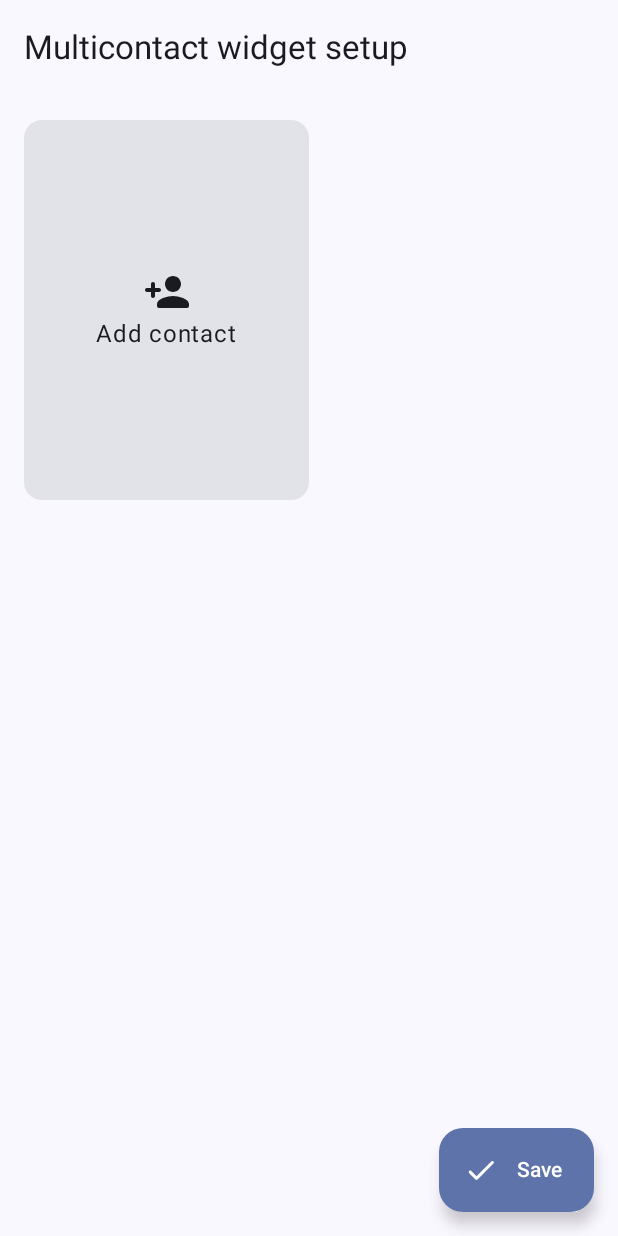
After one commit to fpalonso/direct-call-widget, an Android app built with Jetpack Compose: the MultiContactWidgetConfigActivity screen opened directly, with no data from a screen before it, on a phone screen of 412 x 824 dp. The commit adds this screen. Run offline under Robolectric (Android 15) with nearby library versions, the phone set to English and light mode, and no system bars; our stand-ins replace Dagger/Hilt's generated code.

Commit message:
Add MultiContactWidgetConfigActivity

```diff
--- /dev/null
+++ b/app/src/main/java/com/blaxsoftware/directcallwidget/ui/multicontact/config/MultiContactWidgetConfigActivity.kt
@@ -0,0 +1,57 @@
+/*
+ * Direct Call Widget - The widget that makes contacts accessible
+ * Copyright (C) 2024 Fer P. A.
+ *
+ * This program is free software: you can redistribute it and/or modify
+ * it under the terms of the GNU General Public License as published by
+ * the Free Software Foundation, either version 3 of the License, or
+ * (at your option) any later version.
+ *
+ * This program is distributed in the hope that it will be useful,
+ * but WITHOUT ANY WARRANTY; without even the implied warranty of
+ * MERCHANTABILITY or FITNESS FOR A PARTICULAR PURPOSE.  See the
+ * GNU General Public License for more details.
+ *
+ * You should have received a copy of the GNU General Public License
+ * along with this program.  If not, see <https://www.gnu.org/licenses/>.
+ */
+
+package com.blaxsoftware.directcallwidget.ui.multicontact.config
+
+import android.appwidget.AppWidgetManager
+import android.content.Intent
+import android.os.Bundle
+import androidx.activity.ComponentActivity
+import androidx.activity.compose.setContent
+import androidx.activity.viewModels
+import androidx.compose.foundation.layout.fillMaxSize
+import androidx.compose.foundation.layout.padding
+import androidx.compose.ui.Modifier
+import androidx.compose.ui.unit.dp
+import dagger.hilt.android.AndroidEntryPoint
+
+@AndroidEntryPoint
+class MultiContactWidgetConfigActivity : ComponentActivity() {
+
+    private val viewModel: MultiContactWidgetConfigViewModel by viewModels()
+
+    override fun onCreate(savedInstanceState: Bundle?) {
+        super.onCreate(savedInstanceState)
+        val widgetId = intent.getIntExtra(
+            AppWidgetManager.EXTRA_APPWIDGET_ID,
+            AppWidgetManager.INVALID_APPWIDGET_ID
+        )
+        viewModel.onStart(widgetId)
+        setResult(RESULT_CANCELED)
+        setContent {
+            MultiContactWidgetConfigScreen(
+                onSaveClick = {
+                    val resultData = Intent()
+                        .putExtra(AppWidgetManager.EXTRA_APPWIDGET_ID, viewModel.widgetId)
+                    setResult(RESULT_OK, resultData)
+                    finish()
+                }
+            )
+        }
+    }
+}
--- /dev/null
+++ b/app/src/main/java/com/blaxsoftware/directcallwidget/ui/multicontact/config/MultiContactWidgetConfigScreen.kt
@@ -0,0 +1,138 @@
+/*
+ * Direct Call Widget - The widget that makes contacts accessible
+ * Copyright (C) 2024 Fer P. A.
+ *
+ * This program is free software: you can redistribute it and/or modify
+ * it under the terms of the GNU General Public License as published by
+ * the Free Software Foundation, either version 3 of the License, or
+ * (at your option) any later version.
+ *
+ * This program is distributed in the hope that it will be useful,
+ * but WITHOUT ANY WARRANTY; without even the implied warranty of
+ * MERCHANTABILITY or FITNESS FOR A PARTICULAR PURPOSE.  See the
+ * GNU General Public License for more details.
+ *
+ * You should have received a copy of the GNU General Public License
+ * along with this program.  If not, see <https://www.gnu.org/licenses/>.
+ */
+
+package com.blaxsoftware.directcallwidget.ui.multicontact.config
+
+import androidx.compose.foundation.layout.Arrangement
+import androidx.compose.foundation.layout.Column
+import androidx.compose.foundation.layout.aspectRatio
+import androidx.compose.foundation.layout.fillMaxSize
+import androidx.compose.foundation.layout.padding
+import androidx.compose.foundation.layout.size
+import androidx.compose.foundation.layout.width
+import androidx.compose.foundation.lazy.grid.GridCells
+import androidx.compose.foundation.lazy.grid.LazyVerticalGrid
+import androidx.compose.material.icons.Icons
+import androidx.compose.material.icons.rounded.Check
+import androidx.compose.material.icons.rounded.PersonAdd
+import androidx.compose.material3.Card
+import androidx.compose.material3.ExperimentalMaterial3Api
+import androidx.compose.material3.ExtendedFloatingActionButton
+import androidx.compose.material3.Icon
+import androidx.compose.material3.MaterialTheme
+import androidx.compose.material3.Scaffold
+import androidx.compose.material3.Surface
+import androidx.compose.material3.Text
+import androidx.compose.material3.TopAppBar
+import androidx.compose.runtime.Composable
+import androidx.compose.ui.Alignment
+import androidx.compose.ui.Modifier
+import androidx.compose.ui.res.stringResource
+import androidx.compose.ui.tooling.preview.Preview
+import androidx.compose.ui.unit.dp
+import com.blaxsoftware.directcallwidget.R
+import com.blaxsoftware.directcallwidget.ui.multicontact.config.ui.theme.DirectcallwidgetTheme
+
+@OptIn(ExperimentalMaterial3Api::class)
+@Composable
+fun MultiContactWidgetConfigScreen(
+    onSaveClick: () -> Unit,
+    modifier: Modifier = Modifier
+) {
+    DirectcallwidgetTheme {
+        Scaffold(
+            modifier = modifier.fillMaxSize(),
+            topBar = {
+                TopAppBar(title = {
+                    Text(text = stringResource(R.string.multicontact_widget_setup))
+                })
+            },
+            floatingActionButton = {
+                ExtendedFloatingActionButton(
+                    icon = {
+                        Icon(
+                            Icons.Rounded.Check,
+                            contentDescription = null
+                        )
+                    },
+                    text = {
+                        Text(text = stringResource(R.string.save))
+                    },
+                    onClick = onSaveClick
+                )
+            }
+        ) { padding ->
+            Surface(
+                color = MaterialTheme.colorScheme.background
+            ) {
+                LazyVerticalGrid(
+                    modifier = Modifier
+                        .padding(padding)
+                        .padding(16.dp),
+                    columns = GridCells.Adaptive(minSize = 130.dp)
+                ) {
+                    item {
+                        AddContactItem(
+                            onClick = {}
+                        )
+                    }
+                }
+            }
+        }
+    }
+}
+
+@Composable
+private fun AddContactItem(
+    onClick: () -> Unit,
+    modifier: Modifier = Modifier
+) {
+    Card(
+        modifier = modifier
+            .width(130.dp)
+            .aspectRatio(0.75f),
+        onClick = onClick
+    ) {
+        Column(
+            modifier = Modifier.fillMaxSize(),
+            horizontalAlignment = Alignment.CenterHorizontally,
+            verticalArrangement = Arrangement.Center
+        ) {
+            Icon(
+                modifier = Modifier.size(32.dp),
+                imageVector = Icons.Rounded.PersonAdd,
+                contentDescription = null
+            )
+            Text(text = stringResource(R.string.add_contact))
+        }
+    }
+}
+
+@Preview(showSystemUi = true)
+@Composable
+private fun MultiContactWidgetConfigScreenPreview() {
+    MultiContactWidgetConfigScreen(onSaveClick = { })
+}
+
+@Preview(showBackground = true)
+@Composable
+private fun AddContactItemPreview() {
+    AddContactItem(
+        onClick = {}
+    )
+}
--- /dev/null
+++ b/app/src/main/java/com/blaxsoftware/directcallwidget/ui/multicontact/config/MultiContactWidgetConfigViewModel.kt
@@ -0,0 +1,35 @@
+/*
+ * Direct Call Widget - The widget that makes contacts accessible
+ * Copyright (C) 2024 Fer P. A.
+ *
+ * This program is free software: you can redistribute it and/or modify
+ * it under the terms of the GNU General Public License as published by
+ * the Free Software Foundation, either version 3 of the License, or
+ * (at your option) any later version.
+ *
+ * This program is distributed in the hope that it will be useful,
+ * but WITHOUT ANY WARRANTY; without even the implied warranty of
+ * MERCHANTABILITY or FITNESS FOR A PARTICULAR PURPOSE.  See the
+ * GNU General Public License for more details.
+ *
+ * You should have received a copy of the GNU General Public License
+ * along with this program.  If not, see <https://www.gnu.org/licenses/>.
+ */
+
+package com.blaxsoftware.directcallwidget.ui.multicontact.config
+
+import android.appwidget.AppWidgetManager
+import androidx.lifecycle.ViewModel
+import dagger.hilt.android.lifecycle.HiltViewModel
+import javax.inject.Inject
+
+@HiltViewModel
+class MultiContactWidgetConfigViewModel @Inject constructor() : ViewModel() {
+
+    var widgetId: Int = AppWidgetManager.INVALID_APPWIDGET_ID
+        private set
+
+    fun onStart(widgetId: Int) {
+        this.widgetId = widgetId
+    }
+}
--- /dev/null
+++ b/app/src/main/java/com/blaxsoftware/directcallwidget/ui/multicontact/config/ui/theme/Theme.kt
@@ -0,0 +1,70 @@
+package com.blaxsoftware.directcallwidget.ui.multicontact.config.ui.theme
+
+import android.app.Activity
+import android.os.Build
+import androidx.compose.foundation.isSystemInDarkTheme
+import androidx.compose.material3.MaterialTheme
+import androidx.compose.material3.darkColorScheme
+import androidx.compose.material3.dynamicDarkColorScheme
+import androidx.compose.material3.dynamicLightColorScheme
+import androidx.compose.material3.lightColorScheme
+import androidx.compose.runtime.Composable
+import androidx.compose.runtime.SideEffect
+import androidx.compose.ui.graphics.toArgb
+import androidx.compose.ui.platform.LocalContext
+import androidx.compose.ui.platform.LocalView
+import androidx.core.view.WindowCompat
+
+private val DarkColorScheme = darkColorScheme(
+    primary = Purple80,
+    secondary = PurpleGrey80,
+    tertiary = Pink80
+)
+
+private val LightColorScheme = lightColorScheme(
+    primary = Purple40,
+    secondary = PurpleGrey40,
+    tertiary = Pink40
+
+    /* Other default colors to override
+    background = Color(0xFFFFFBFE),
+    surface = Color(0xFFFFFBFE),
+    onPrimary = Color.White,
+    onSecondary = Color.White,
+    onTertiary = Color.White,
+    onBackground = Color(0xFF1C1B1F),
+    onSurface = Color(0xFF1C1B1F),
+    */
+)
+
+@Composable
+fun DirectcallwidgetTheme(
+    darkTheme: Boolean = isSystemInDarkTheme(),
+    // Dynamic color is available on Android 12+
+    dynamicColor: Boolean = true,
+    content: @Composable () -> Unit
+) {
+    val colorScheme = when {
+        dynamicColor && Build.VERSION.SDK_INT >= Build.VERSION_CODES.S -> {
+            val context = LocalContext.current
+            if (darkTheme) dynamicDarkColorScheme(context) else dynamicLightColorScheme(context)
+        }
+
+        darkTheme -> DarkColorScheme
+        else -> LightColorScheme
+    }
+    val view = LocalView.current
+    if (!view.isInEditMode) {
+        SideEffect {
+            val window = (view.context as Activity).window
+            window.statusBarColor = colorScheme.primary.toArgb()
+            WindowCompat.getInsetsController(window, view).isAppearanceLightStatusBars = darkTheme
+        }
+    }
+
+    MaterialTheme(
+        colorScheme = colorScheme,
+        typography = Typography,
+        content = content
+    )
+}
--- /dev/null
+++ b/app/src/main/java/com/blaxsoftware/directcallwidget/ui/multicontact/config/ui/theme/Type.kt
@@ -0,0 +1,34 @@
+package com.blaxsoftware.directcallwidget.ui.multicontact.config.ui.theme
+
+import androidx.compose.material3.Typography
+import androidx.compose.ui.text.TextStyle
+import androidx.compose.ui.text.font.FontFamily
+import androidx.compose.ui.text.font.FontWeight
+import androidx.compose.ui.unit.sp
+
+// Set of Material typography styles to start with
+val Typography = Typography(
+    bodyLarge = TextStyle(
+        fontFamily = FontFamily.Default,
+        fontWeight = FontWeight.Normal,
+        fontSize = 16.sp,
+        lineHeight = 24.sp,
+        letterSpacing = 0.5.sp
+    )
+    /* Other default text styles to override
+    titleLarge = TextStyle(
+        fontFamily = FontFamily.Default,
+        fontWeight = FontWeight.Normal,
+        fontSize = 22.sp,
+        lineHeight = 28.sp,
+        letterSpacing = 0.sp
+    ),
+    labelSmall = TextStyle(
+        fontFamily = FontFamily.Default,
+        fontWeight = FontWeight.Medium,
+        fontSize = 11.sp,
+        lineHeight = 16.sp,
+        letterSpacing = 0.5.sp
+    )
+    */
+)
--- a/app/src/main/res/values/strings.xml
+++ b/app/src/main/res/values/strings.xml
@@ -1,6 +1,6 @@
 <!--
   ~ Direct Call Widget - The widget that makes contacts accessible
-  ~ Copyright (C) 2020 Fer P. A.
+  ~ Copyright (C) 2024 Fer P. A.
   ~
   ~ This program is free software: you can redistribute it and/or modify
   ~ it under the terms of the GNU General Public License as published by
@@ -65,5 +65,10 @@
     <string name="request_external_storage_explanation">Direct Call Widget needs permission to show you your pictures.</string>
     <string name="change_picture">Change picture</string>
     <string name="phone">Phone</string>
+    <string name="title_activity_multi_contact_widget_config">MultiContactWidgetConfigActivity
+    </string>
+    <string name="multicontact_widget_setup">Multicontact widget setup</string>
+    <string name="save">Save</string>
+    <string name="add_contact">Add contact</string>
 
 </resources>
--- a/app/src/main/res/xml/multicontact_widget_info.xml
+++ b/app/src/main/res/xml/multicontact_widget_info.xml
@@ -17,6 +17,7 @@
   -->
 
 <appwidget-provider xmlns:android="http://schemas.android.com/apk/res/android"
+    android:configure="com.blaxsoftware.directcallwidget.ui.multicontact.config.MultiContactWidgetConfigActivity"
     android:description="@string/multicontact_widget_description"
     android:initialLayout="@layout/glance_default_loading_layout"
     android:minWidth="@dimen/widget_2x2_width"
--- a/build.gradle
+++ b/build.gradle
@@ -33,6 +33,7 @@ buildscript {
 
 plugins {
     id 'com.google.dagger.hilt.android' version '2.48' apply false
+    id 'org.jetbrains.kotlin.android' version '1.9.0' apply false
 }
 
 allprojects {
```
Also changed, not shown: app/build.gradle (+11 -1 lines), app/src/main/AndroidManifest.xml (+10 -0 lines), app/src/main/java/com/blaxsoftware/directcallwidget/ui/multicontact/config/ui/theme/Color.kt (added, +11 -0 lines).
